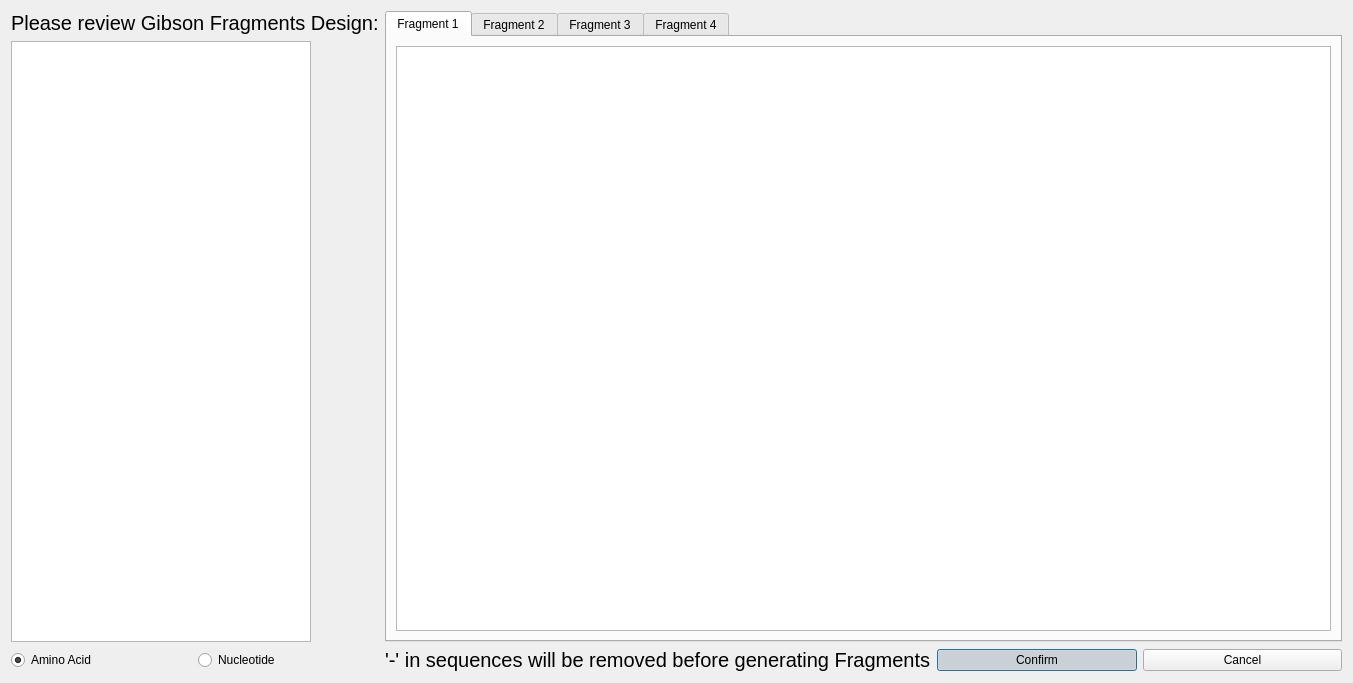
Above: gibsonalignmentdialog.ui from WilsonImmunologyLab/Librator before the change. Below: the same form after it.
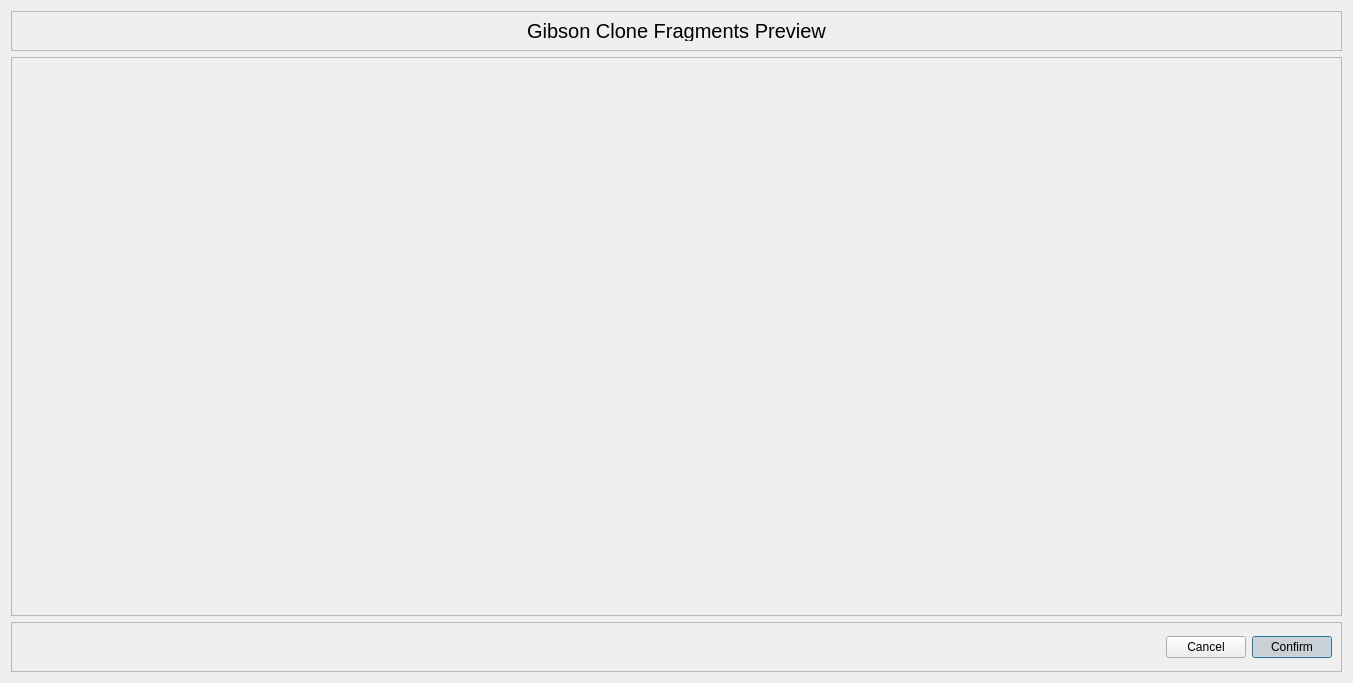
That is the form after the change.

Commit message: update Gibson Clone function and UI

```diff
--- a/gibsonalignmentdialog.ui
+++ b/gibsonalignmentdialog.ui
@@ -13,219 +13,119 @@
   <property name="windowTitle">
    <string>Review and Confirm all fragments</string>
   </property>
-  <layout class="QGridLayout" name="gridLayout">
-   <item row="0" column="1" rowspan="2" colspan="2">
-    <widget class="QTabWidget" name="tabWidget">
-     <property name="currentIndex">
-      <number>0</number>
-     </property>
-     <widget class="QWidget" name="tab">
-      <attribute name="title">
-       <string>Fragment 1</string>
-      </attribute>
-      <layout class="QGridLayout" name="gridLayout_2">
-       <item row="0" column="0">
-        <widget class="QTextEdit" name="seqEditF1">
-         <property name="font">
-          <font>
-           <family>Courier New</family>
-           <pointsize>15</pointsize>
-          </font>
-         </property>
-         <property name="lineWidth">
-          <number>1</number>
-         </property>
-         <property name="horizontalScrollBarPolicy">
-          <enum>Qt::ScrollBarAsNeeded</enum>
-         </property>
-         <property name="lineWrapMode">
-          <enum>QTextEdit::NoWrap</enum>
-         </property>
-         <property name="lineWrapColumnOrWidth">
-          <number>0</number>
-         </property>
-        </widget>
-       </item>
-      </layout>
-     </widget>
-     <widget class="QWidget" name="tab_2">
-      <attribute name="title">
-       <string>Fragment 2</string>
-      </attribute>
-      <layout class="QGridLayout" name="gridLayout_3">
-       <item row="0" column="0">
-        <widget class="QTextEdit" name="seqEditF2">
-         <property name="font">
-          <font>
-           <family>Courier New</family>
-           <pointsize>15</pointsize>
-          </font>
-         </property>
-         <property name="lineWidth">
-          <number>1</number>
-         </property>
-         <property name="horizontalScrollBarPolicy">
-          <enum>Qt::ScrollBarAsNeeded</enum>
-         </property>
-         <property name="lineWrapMode">
-          <enum>QTextEdit::NoWrap</enum>
-         </property>
-         <property name="lineWrapColumnOrWidth">
-          <number>0</number>
-         </property>
-        </widget>
-       </item>
-      </layout>
-     </widget>
-     <widget class="QWidget" name="tab_3">
-      <attribute name="title">
-       <string>Fragment 3</string>
-      </attribute>
-      <layout class="QGridLayout" name="gridLayout_4">
-       <item row="0" column="0">
-        <widget class="QTextEdit" name="seqEditF3">
-         <property name="font">
-          <font>
-           <family>Courier New</family>
-           <pointsize>15</pointsize>
-          </font>
-         </property>
-         <property name="lineWidth">
-          <number>1</number>
-         </property>
-         <property name="horizontalScrollBarPolicy">
-          <enum>Qt::ScrollBarAsNeeded</enum>
-         </property>
-         <property name="lineWrapMode">
-          <enum>QTextEdit::NoWrap</enum>
-         </property>
-         <property name="lineWrapColumnOrWidth">
-          <number>0</number>
-         </property>
-        </widget>
-       </item>
-      </layout>
-     </widget>
-     <widget class="QWidget" name="tab_4">
-      <attribute name="title">
-       <string>Fragment 4</string>
-      </attribute>
-      <layout class="QGridLayout" name="gridLayout_5">
-       <item row="0" column="0">
-        <widget class="QTextEdit" name="seqEditF4">
-         <property name="font">
-          <font>
-           <family>Courier New</family>
-           <pointsize>15</pointsize>
-          </font>
-         </property>
-         <property name="lineWidth">
-          <number>1</number>
-         </property>
-         <property name="horizontalScrollBarPolicy">
-          <enum>Qt::ScrollBarAsNeeded</enum>
-         </property>
-         <property name="lineWrapMode">
-          <enum>QTextEdit::NoWrap</enum>
-         </property>
-         <property name="lineWrapColumnOrWidth">
-          <number>0</number>
-         </property>
-        </widget>
-       </item>
-      </layout>
-     </widget>
-    </widget>
-   </item>
-   <item row="2" column="0">
-    <layout class="QHBoxLayout" name="horizontalLayout_2">
-     <item>
-      <widget class="QRadioButton" name="radioAA">
-       <property name="text">
-        <string>Amino Acid</string>
-       </property>
-       <property name="checked">
-        <bool>true</bool>
-       </property>
-      </widget>
-     </item>
-     <item>
-      <widget class="QRadioButton" name="radioNT">
-       <property name="text">
-        <string>Nucleotide</string>
-       </property>
-      </widget>
-     </item>
-    </layout>
-   </item>
+  <layout class="QGridLayout" name="gridLayout_3">
    <item row="0" column="0">
-    <widget class="QLabel" name="label">
-     <property name="font">
-      <font>
-       <pointsize>15</pointsize>
-      </font>
+    <widget class="QFrame" name="frame">
+     <property name="maximumSize">
+      <size>
+       <width>16777215</width>
+       <height>40</height>
+      </size>
      </property>
-     <property name="text">
-      <string>Please review Gibson Fragments Design:</string>
+     <property name="frameShape">
+      <enum>QFrame::StyledPanel</enum>
      </property>
+     <property name="frameShadow">
+      <enum>QFrame::Raised</enum>
+     </property>
+     <layout class="QGridLayout" name="gridLayout">
+      <item row="0" column="0">
+       <widget class="QLabel" name="label">
+        <property name="font">
+         <font>
+          <pointsize>15</pointsize>
+         </font>
+        </property>
+        <property name="text">
+         <string>Gibson Clone Fragments Preview</string>
+        </property>
+        <property name="alignment">
+         <set>Qt::AlignCenter</set>
+        </property>
+       </widget>
+      </item>
+     </layout>
     </widget>
    </item>
    <item row="1" column="0">
-    <widget class="QListWidget" name="nameList">
-     <property name="maximumSize">
-      <size>
-       <width>300</width>
-       <height>16777215</height>
-      </size>
+    <widget class="QFrame" name="frame_2">
+     <property name="frameShape">
+      <enum>QFrame::StyledPanel</enum>
      </property>
-     <property name="font">
-      <font>
-       <family>Courier New</family>
-       <pointsize>14</pointsize>
-      </font>
+     <property name="frameShadow">
+      <enum>QFrame::Raised</enum>
      </property>
-     <property name="editTriggers">
-      <set>QAbstractItemView::NoEditTriggers</set>
-     </property>
-     <property name="selectionMode">
-      <enum>QAbstractItemView::MultiSelection</enum>
-     </property>
+     <layout class="QGridLayout" name="gridLayout_5">
+      <item row="0" column="0">
+       <layout class="QGridLayout" name="gridLayoutFragment"/>
+      </item>
+     </layout>
     </widget>
    </item>
-   <item row="2" column="2">
-    <layout class="QHBoxLayout" name="horizontalLayout">
-     <item>
-      <widget class="QPushButton" name="confirmButton">
-       <property name="text">
-        <string>Confirm</string>
-       </property>
-       <property name="checkable">
-        <bool>true</bool>
-       </property>
-       <property name="checked">
-        <bool>true</bool>
-       </property>
-      </widget>
-     </item>
-     <item>
-      <widget class="QPushButton" name="cancelButton">
-       <property name="text">
-        <string>Cancel</string>
-       </property>
-      </widget>
-     </item>
-    </layout>
-   </item>
-   <item row="2" column="1">
-    <widget class="QLabel" name="notice">
-     <property name="font">
-      <font>
-       <pointsize>15</pointsize>
-      </font>
+   <item row="2" column="0">
+    <widget class="QFrame" name="frame_3">
+     <property name="minimumSize">
+      <size>
+       <width>0</width>
+       <height>50</height>
+      </size>
      </property>
-     <property name="text">
-      <string>'-' in sequences will be removed before generating Fragments</string>
+     <property name="maximumSize">
+      <size>
+       <width>16777215</width>
+       <height>50</height>
+      </size>
      </property>
+     <property name="frameShape">
+      <enum>QFrame::StyledPanel</enum>
+     </property>
+     <property name="frameShadow">
+      <enum>QFrame::Raised</enum>
+     </property>
+     <layout class="QGridLayout" name="gridLayout_2">
+      <item row="0" column="0">
+       <spacer name="horizontalSpacer">
+        <property name="orientation">
+         <enum>Qt::Horizontal</enum>
+        </property>
+        <property name="sizeHint" stdset="0">
+         <size>
+          <width>1124</width>
+          <height>20</height>
+         </size>
+        </property>
+       </spacer>
+      </item>
+      <item row="0" column="1">
+       <widget class="QPushButton" name="cancelButton">
+        <property name="text">
+         <string>Cancel</string>
+        </property>
+        <property name="autoDefault">
+         <bool>false</bool>
+        </property>
+       </widget>
+      </item>
+      <item row="0" column="2">
+       <widget class="QPushButton" name="confirmButton">
+        <property name="text">
+         <string>Confirm</string>
+        </property>
+        <property name="checkable">
+         <bool>true</bool>
+        </property>
+        <property name="checked">
+         <bool>true</bool>
+        </property>
+        <property name="autoDefault">
+         <bool>false</bool>
+        </property>
+        <property name="default">
+         <bool>true</bool>
+        </property>
+       </widget>
+      </item>
+     </layout>
     </widget>
    </item>
   </layout>
```
The commit also changes 11 other files.
